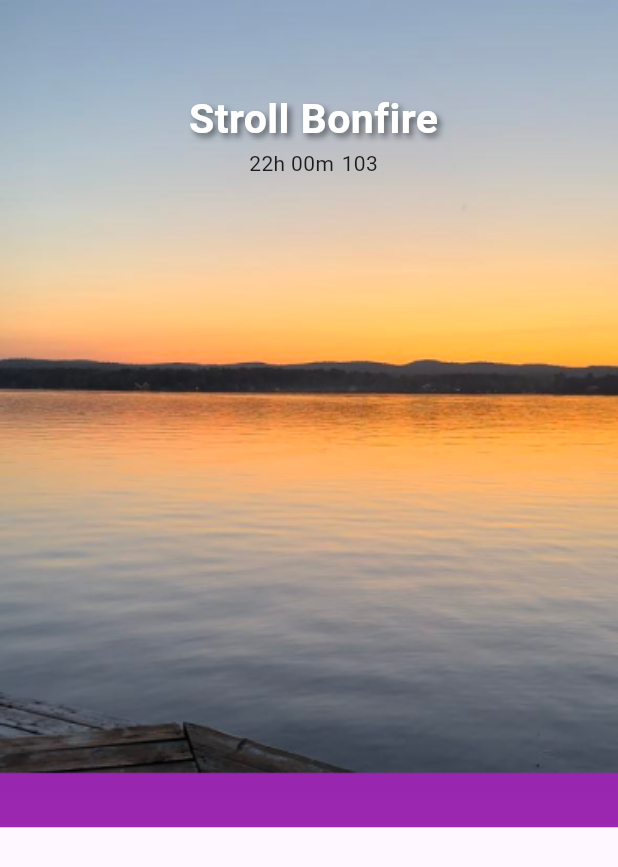
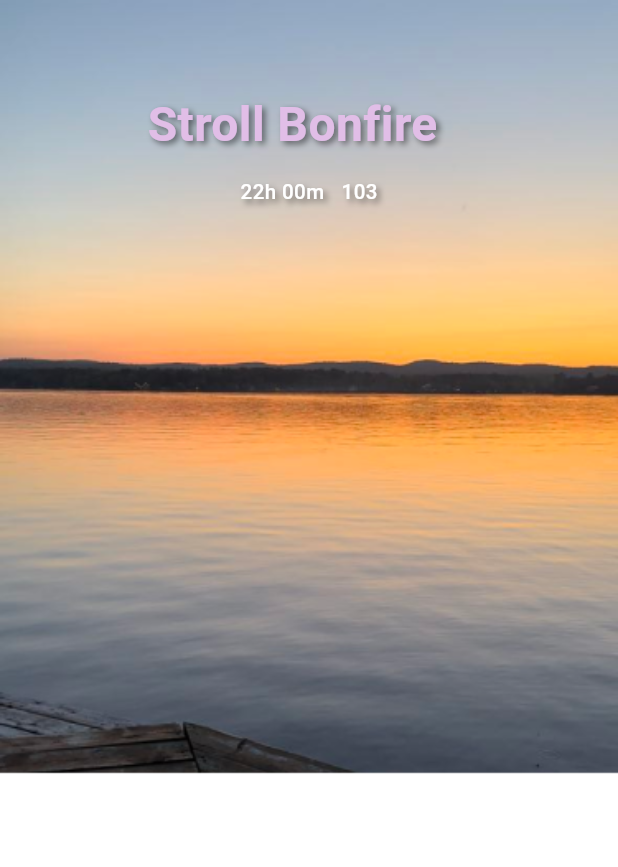
Before and after one commit to shizzleclover/Stroll-UI-Task-I, a Flutter app: the screen it shows after launch, on a phone screen of 412 x 824 dp. Shown: the top 867 px of the screen. Run offline on Flutter 3.47's test engine with Material 3 defaults, Android fonts, the phone set to English and light mode, and no system bars; our stand-ins replace flutter_screenutil; Roboto replaces fonts that are missing (proxima).

```diff
--- a/stroll/lib/Core/Constants/colors.dart
+++ b/stroll/lib/Core/Constants/colors.dart
@@ -9,4 +9,6 @@ class AppColors {
   static const textSecondary = Color(0xCCFFFFFF);
   static const borderColor = Color(0x33FFFFFF);
   static const selectedBorderColor = Color(0xFF9C27B0);
+
+  static const bottomnavbar = Color.fromARGB(15, 17, 21, 1);
 }
--- a/stroll/lib/Features/UI/home_ui.dart
+++ b/stroll/lib/Features/UI/home_ui.dart
@@ -1,30 +1,28 @@
 import 'package:flutter/material.dart';
 import '../Widgets/home_header.dart';
+
 
 class HomeScreen extends StatelessWidget {
   const HomeScreen({super.key});
 
   @override
   Widget build(BuildContext context) {
-    return Scaffold(
-      body: Container(
+    return Container(
         decoration: const BoxDecoration(
-          gradient: LinearGradient(
-            begin: Alignment.topCenter,
-            end: Alignment.bottomCenter,
-            colors: [
-              Color(0xFF4A148C),  // Dark Purple
-              Color(0xFF7B1FA2),  // Purple
-              Color(0xFF9C27B0),  // Light Purple
-            ],
-          ),
+          // gradient: LinearGradient(
+          //  begin: Alignment.topLeft,
+          //  end: Alignment.bottomLeft,
+          //  colors: [
+          //   Color.fromRGBO(15, 17, 21, 0),
+          //   Color.fromRGBO(13, 14, 18, 0.28)
+          //  ]
+          //   )
         ),
-        child: const SingleChildScrollView(
-          child: Column(
-            children: [
-              HomeBody()
-            ],
-          ),
+      child: const SingleChildScrollView(
+        child: Column(
+          children: [
+           HomeBody()
+          ],
         ),
       ),
     );
--- a/stroll/lib/Features/Widgets/home_header.dart
+++ b/stroll/lib/Features/Widgets/home_header.dart
@@ -1,36 +1,70 @@
 import 'package:flutter/material.dart';
 import 'package:flutter_screenutil/flutter_screenutil.dart';
+import 'package:stroll/Core/Constants/colors.dart';
 
 class HomeBody extends StatelessWidget {
   const HomeBody({super.key});
 
   @override
   Widget build(BuildContext context) {
-    return Stack(
+    return
+    Material(
+      type: MaterialType.transparency,
+      child:    Stack(
       children: [
+        // Base image
         Image.asset(
           'lib/Core/Assets/Images/back.png',
-          fit: BoxFit.contain,
-          width: 1.sw, // Use ScreenUtil for full screen width
+          fit: BoxFit.cover,
+          width: 1.sw,
         ),
+        // Gradient overlay
+        // Positioned(
+        //   bottom: 0,
+        //   left: 0,
+        //   right: 0,
+        //   height: 0.4.sh, // Adjust this value to control gradient height
+        //   child: Container(
+        //     decoration: BoxDecoration(
+        //       gradient: LinearGradient(
+        //         begin: Alignment.topCenter,
+        //         end: Alignment.bottomCenter,
+        //         colors: [
+        //           Colors.transparent,
+        //           Colors.black.withOpacity(0.3),
+        //           Colors.black.withOpacity(0.5),
+        //         ],
+        //         stops: const [0.0, 0.5, 1.0],
+        //       ),
+        //     ),
+        //   ),
+        // ),
+        // Text content
         Positioned(
-          top: 50.h, // Use ScreenUtil for height
-          left: 110.w, // Use ScreenUtil for width
-          child:
-          Column(
+          top: 50.h,
+          left: 0,
+          right: 0,
+          child: Column(
+            crossAxisAlignment: CrossAxisAlignment.center,
             children: [
-              Row(
+              Container(
+                padding: EdgeInsets.symmetric(horizontal: 16.w),
+                child: Row(
                   children: [
+                    const SizedBox(width: 80),
                     Text(
                       'Stroll Bonfire',
+                      textAlign: TextAlign.center,
+                      overflow: TextOverflow.ellipsis,
                       style: TextStyle(
-              fontSize: 24.sp, // Use ScreenUtil for text size
+                        fontSize: 28.sp,
+                        fontFamily: 'proxima',
                         fontWeight: FontWeight.bold,
-              color: Colors.white,
+                        color: AppColors.primaryLight,
                         shadows: [
                           Shadow(
-                  offset: Offset(2.w, 2.h), // Use ScreenUtil for shadow offsets
-                  blurRadius: 4.r, // Use ScreenUtil for blur radius
+                            offset: Offset(2.w, 2.h),
+                            blurRadius: 4.r,
                             color: Colors.black.withOpacity(0.5),
                           ),
                         ],
@@ -38,22 +72,64 @@ class HomeBody extends StatelessWidget {
                     ),
                   ],
                 ),
+              ),
+              SizedBox(height: 10.h),
+              Row(
+                mainAxisAlignment: MainAxisAlignment.center,
+                children: [
+                  Text(
+                    "22h 00m",
+                    textAlign: TextAlign.center,
+                    overflow: TextOverflow.ellipsis,
+                    style: TextStyle(
+                      fontSize: 12.sp,
+                      fontWeight: FontWeight.w500,
+                      color: Colors.white,
+                      shadows: [
+                        Shadow(
+                          offset: Offset(2.w, 2.h),
+                          blurRadius: 4.r,
+                          color: Colors.black.withOpacity(0.5),
+                        ),
+                      ],
+                    ),
+                  ),
+                  SizedBox(width: 10.w),
+                  Text(
+                    '103',
+                    textAlign: TextAlign.center,
+                    overflow: TextOverflow.ellipsis,
+                    style: TextStyle(
+                      fontSize: 12.sp,
+                      fontWeight: FontWeight.w500,
+                      color: Colors.white,
+                      shadows: [
+                        Shadow(
+                          offset: Offset(2.w, 2.h),
+                          blurRadius: 4.r,
+                          color: Colors.black.withOpacity(0.5),
+                        ),
+                      ],
+                    ),
+                  ),
+                ],
+              )
+            ],
+          ),
+        ),
 
+        SizedBox(height: 100, width: 40,),
         Row(
           children: [
-                    Text("22h 00m"),
-                    SizedBox(width: 5,),
-                    Text('103')
+            Container(
+              height: 60,
+              width: 60,
+
+            )
           ],
         )
-
-
       ],
-          )
-
-
     ),
-      ],
     );
   }
 }
--- a/stroll/pubspec.yaml
+++ b/stroll/pubspec.yaml
@@ -22,3 +22,6 @@ flutter:
 
   assets:
     - lib/Core/Assets/Images/back.png
+    - lib/Core/Assets/Images/pfp.png
+    - lib/Core/Assets/Images/fade.png
+    - lib/Core/Assets/Fonts/proxima.otf
```
Also changed, not shown: stroll/lib/Core/Assets/Fonts/proxima.otf (added), stroll/lib/Core/Assets/Images/fade.png (added), stroll/lib/Core/Assets/Images/pfp.png (added). Lines whose indentation alone changed are shown as unchanged.
